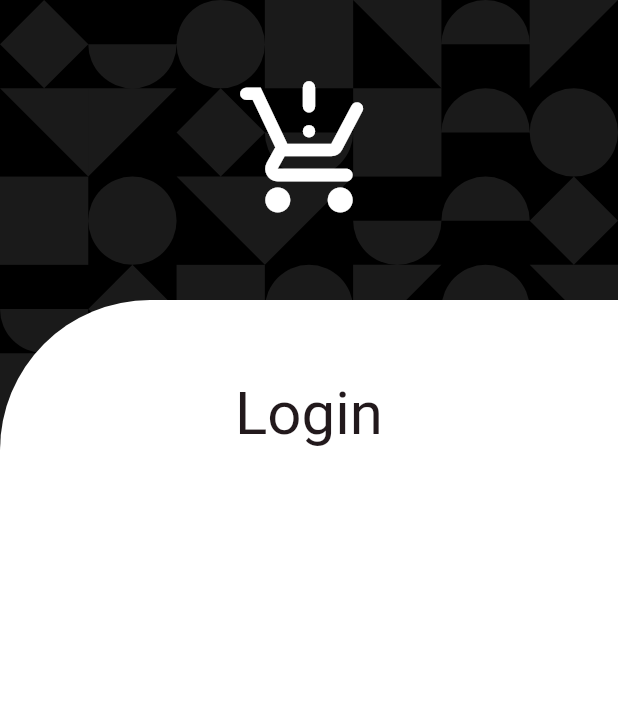
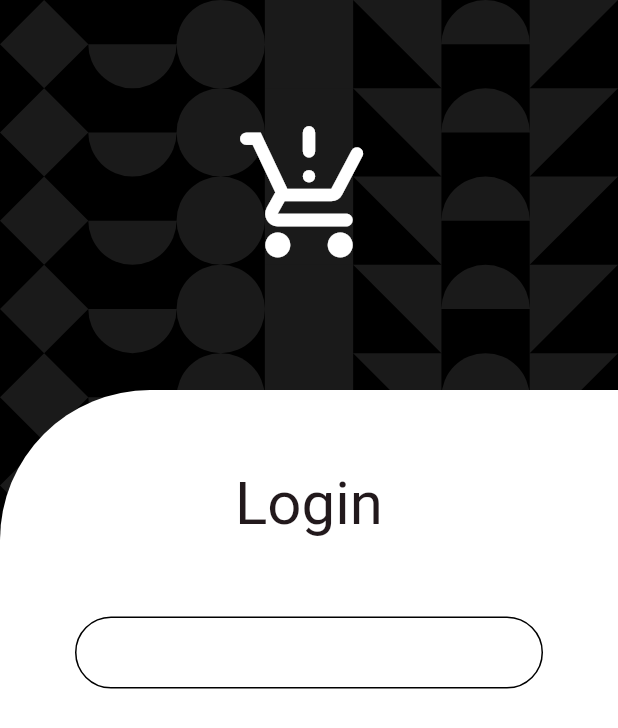
Before and after one commit to Klerith/flutter-authenticated-crud, a Flutter app: the screen it shows after launch, on a phone screen of 412 x 824 dp. Shown: the top 728 px of the screen. Run offline on Flutter 3.47's test engine with Material 2 defaults, Android fonts, the phone set to English and light mode, and no system bars; our stand-ins replace go_router, google_fonts; project files that could hold a hidden picture were left out.

Commit message:
background fixed

```diff
--- a/lib/features/auth/presentation/screens/login_screen.dart
+++ b/lib/features/auth/presentation/screens/login_screen.dart
@@ -17,17 +17,17 @@ class LoginScreen extends StatelessWidget {
           child: Column(
             crossAxisAlignment: CrossAxisAlignment.center,
             children: [
-              const SizedBox( height: 50 ),
+              const SizedBox( height: 80 ),
               // Icon Banner
               const Icon(
                 Icons.production_quantity_limits_rounded,
                 color: Colors.white,
                 size: 100,
               ),
-              const SizedBox( height: 50 ),
+              const SizedBox( height: 80 ),
 
               Container(
-                height: size.height - 200, // 80 los dos sizebox y 100 el ícono
+                height: size.height - 260, // 80 los dos sizebox y 100 el ícono
                 width: double.infinity,
                 decoration: const BoxDecoration(
                   color: Colors.white,
@@ -51,11 +51,19 @@ class _LoginForm extends StatelessWidget {
 
     final textStyles = Theme.of(context).textTheme;
 
-    return Column(
-      children: [
-        const SizedBox( height: 50 ),
-        Text('Login', style: textStyles.titleLarge )
-      ],
+    return Padding(
+      padding: const EdgeInsets.symmetric(horizontal: 50),
+      child: Column(
+        children: [
+          const SizedBox( height: 50 ),
+          Text('Login', style: textStyles.titleLarge ),
+          const SizedBox( height: 50 ),
+
+
+          CustomTextFormField(),
+
+        ],
+      ),
     );
   }
 }
--- /dev/null
+++ b/lib/features/shared/widgets/custom_text_form_field.dart
@@ -0,0 +1,53 @@
+import 'package:flutter/material.dart';
+
+
+class CustomTextFormField extends StatelessWidget {
+
+  final String? label;
+  final String? hint;
+  final String? errorMessage;
+  final bool obscureText;
+  final Function(String)? onChanged;
+  final String? Function(String?)? validator;
+
+  const CustomTextFormField({
+    super.key,
+    this.label,
+    this.hint,
+    this.errorMessage,
+    this.obscureText = false,
+    this.onChanged,
+    this.validator,
+  });
+
+  @override
+  Widget build(BuildContext context) {
+
+    final colors = Theme.of(context).colorScheme;
+
+    final border = OutlineInputBorder(
+      // borderSide: BorderSide(color: colors.primary),
+      borderRadius: BorderRadius.circular(40)
+    );
+
+
+    return TextFormField(
+      onChanged: onChanged,
+      validator: validator,
+      obscureText: obscureText,
+      decoration: InputDecoration(
+        enabledBorder: border,
+        focusedBorder: border.copyWith( borderSide: BorderSide( color: colors.primary )),
+        errorBorder: border.copyWith( borderSide: BorderSide( color: Colors.red.shade800 )),
+        focusedErrorBorder: border.copyWith( borderSide: BorderSide( color: Colors.red.shade800 )),
+
+        isDense: true,
+        label: label != null ? Text(label!) : null,
+        hintText: hint,
+        errorText: errorMessage,
+        focusColor: colors.primary,
+        // icon: Icon( Icons.supervised_user_circle_outlined, color: colors.primary, )
+      ),
+    );
+  }
+}
--- a/lib/features/shared/widgets/geometrical_background.dart
+++ b/lib/features/shared/widgets/geometrical_background.dart
@@ -54,7 +54,10 @@ class GeometricalBackground extends StatelessWidget {
   }
 }
 
-class ShapeRow extends StatelessWidget {
+/// El objetivo de este widget es crear una final de figuras geometricas
+/// Es Stateful porque quiero mantener el estado del mismo
+/// El initState rompe la referencia para que lo pueda usar en varios lugares
+class ShapeRow extends StatefulWidget {
   const ShapeRow({
     super.key,
     required this.shapeWidgets,
@@ -63,9 +66,23 @@ class ShapeRow extends StatelessWidget {
   final List<Widget> shapeWidgets;
 
   @override
+  State<ShapeRow> createState() => _ShapeRowState();
+}
+
+class _ShapeRowState extends State<ShapeRow> {
+
+  late List<Widget> shapeMixedUp;
+
+  @override
+  void initState() {
+    super.initState();
+    shapeMixedUp = [...widget.shapeWidgets];
+    shapeMixedUp.shuffle();
+  }
+
+  @override
   Widget build(BuildContext context) {
-    shapeWidgets.shuffle();
-    return Row(children: shapeWidgets);
+    return Row(children: shapeMixedUp);
   }
 }
 
--- a/lib/features/shared/widgets/widgets.dart
+++ b/lib/features/shared/widgets/widgets.dart
@@ -1,3 +1,3 @@
 
-
+export 'custom_text_form_field.dart';
 export 'geometrical_background.dart';
```
